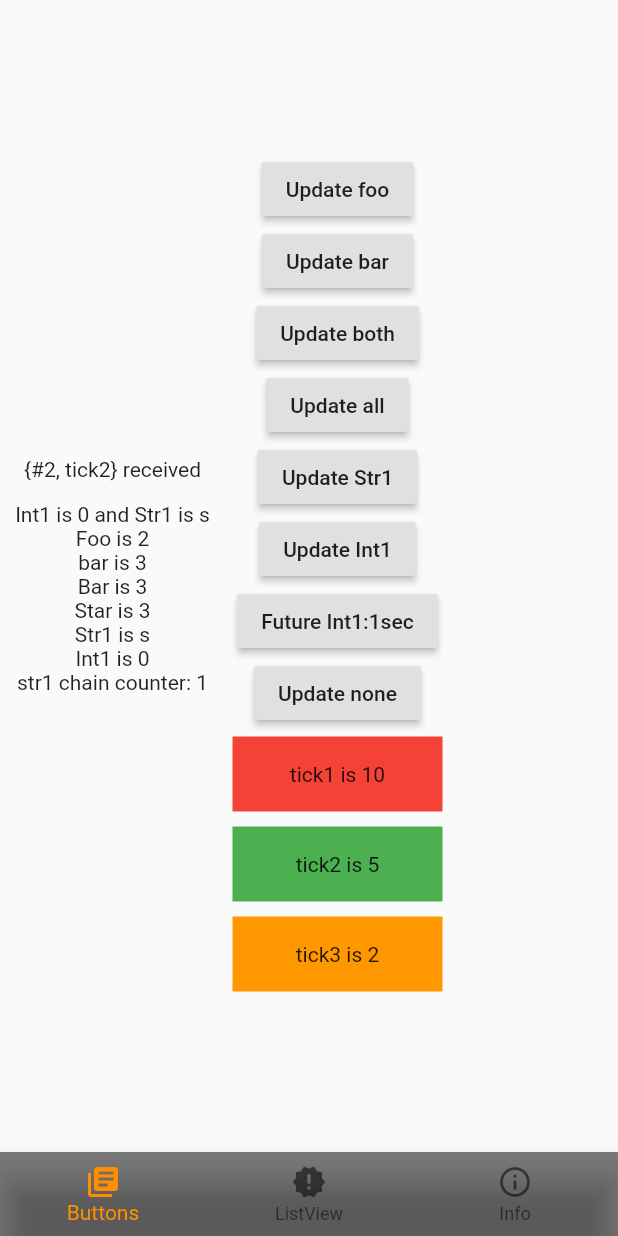
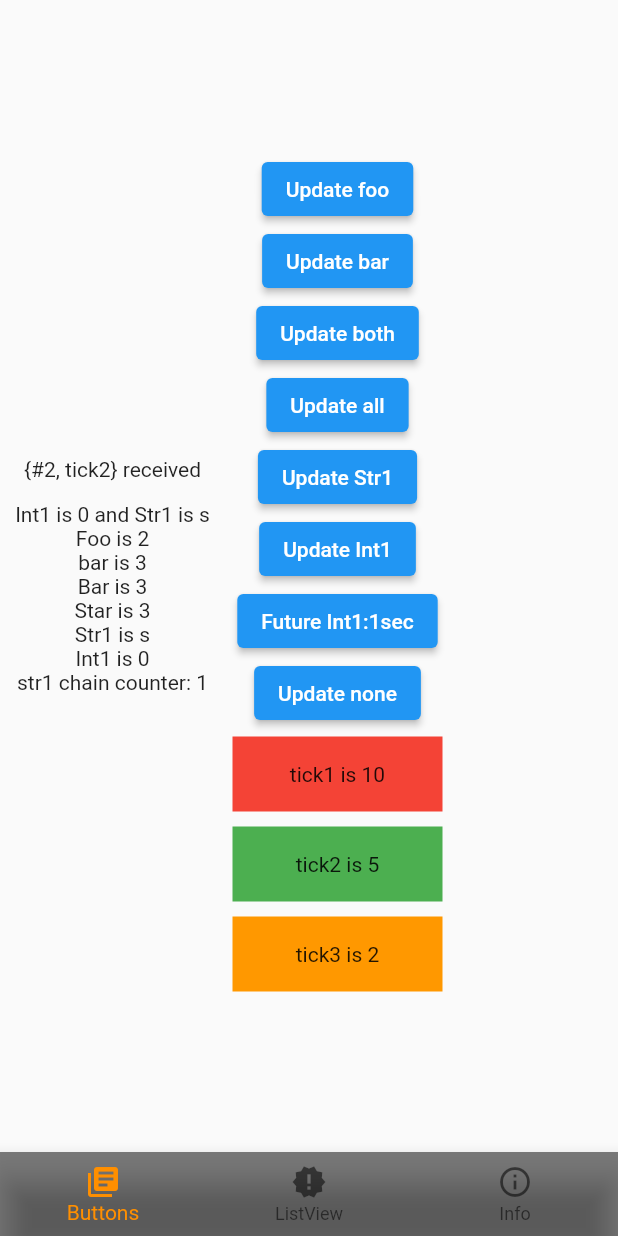
Before and after one commit to rob333/flutter_mediator, a Flutter app: the screen it shows after launch, after a tap on "Update both", on a phone screen of 412 x 824 dp. Run offline on Flutter 3.47's test engine with Material 2 defaults, Android fonts, the phone set to English and light mode, and no system bars; our stand-ins replace flutter_i18n.

Commit message:
Null safety support

```diff
--- a/example/lib/main.dart
+++ b/example/lib/main.dart
@@ -1,7 +1,7 @@
 import 'package:flutter/material.dart';
-// import 'package:flutter_i18n/flutter_i18n.dart';
-// import 'package:flutter_i18n/loaders/decoders/json_decode_strategy.dart';
-// import 'package:flutter_localizations/flutter_localizations.dart';
+import 'package:flutter_i18n/flutter_i18n.dart';
+import 'package:flutter_i18n/loaders/decoders/json_decode_strategy.dart';
+import 'package:flutter_localizations/flutter_localizations.dart';
 import 'package:flutter_mediator/mediator.dart';
 
 import 'models/list_model.dart';
@@ -49,23 +49,23 @@ class MyApp extends StatelessWidget {
         selectedIndex: 0,
       ),
       // add flutter_i18n support
-      // localizationsDelegates: [
-      //   FlutterI18nDelegate(
-      //     translationLoader: FileTranslationLoader(
-      //       // forcedLocale: ,
-      //       // useCountryCode: true,
-      //       // fallbackFile: 'en',
-      //       basePath: 'assets/flutter_i18n',
-      //       decodeStrategies: [JsonDecodeStrategy()],
-      //     ),
-      //     missingTranslationHandler: (key, locale) {
-      //       print(
-      //           '--- Missing Key: $key, languageCode: ${locale.languageCode}');
-      //     },
-      //   ),
-      //   GlobalMaterialLocalizations.delegate,
-      //   GlobalWidgetsLocalizations.delegate,
-      // ],
+      localizationsDelegates: [
+        FlutterI18nDelegate(
+          translationLoader: FileTranslationLoader(
+            // forcedLocale: ,
+            // useCountryCode: true,
+            // fallbackFile: 'en',
+            basePath: 'assets/flutter_i18n',
+            decodeStrategies: [JsonDecodeStrategy()],
+          ),
+          missingTranslationHandler: (key, locale) {
+            print(
+                '--- Missing Key: $key, languageCode: ${locale!.languageCode}');
+          },
+        ),
+        GlobalMaterialLocalizations.delegate,
+        GlobalWidgetsLocalizations.delegate,
+      ],
     );
   }
 }
@@ -263,7 +263,7 @@ Widget chainReactSubscriber() {
 //* Controller example
 Widget fooController() {
   return Controller<MyModel>(
-    create: (context, model) => RaisedButton(
+    create: (context, model) => ElevatedButton(
       child: const Text('Update foo'),
       onPressed: () => model.foo++,
     ),
@@ -273,7 +273,7 @@ Widget fooController() {
 //* Controller example, using fat arrow expression
 Widget barController() {
   return Controller<MyModel>(
-    create: (context, model) => RaisedButton(
+    create: (context, model) => ElevatedButton(
       child: const Text('Update bar'),
       onPressed: () => model.bar++,
     ),
@@ -283,7 +283,7 @@ Widget barController() {
 //* Controller example, update two variables.
 Widget bothController() {
   return Controller<MyModel>(
-    create: (context, model) => RaisedButton(
+    create: (context, model) => ElevatedButton(
       child: const Text('Update both'),
       onPressed: () => model.increaseBoth(),
     ),
@@ -293,7 +293,7 @@ Widget bothController() {
 //* Controller example, update all variables.
 Widget allController() {
   return Controller<MyModel>(
-    create: (context, model) => RaisedButton(
+    create: (context, model) => ElevatedButton(
       child: const Text('Update all'),
       onPressed: () => model.increaseAll(),
     ),
@@ -302,7 +302,7 @@ Widget allController() {
 
 Widget str1Controller() {
   return Controller<MyModel>(
-    create: (context, model) => RaisedButton(
+    create: (context, model) => ElevatedButton(
       child: const Text('Update Str1'),
       onPressed: () => model.updateStr1(),
     ),
@@ -311,7 +311,7 @@ Widget str1Controller() {
 
 Widget int1Controller() {
   return Controller<MyModel>(
-    create: (context, model) => RaisedButton(
+    create: (context, model) => ElevatedButton(
       child: const Text('Update Int1'),
       onPressed: () => model.updateInt1(),
     ),
@@ -320,7 +320,7 @@ Widget int1Controller() {
 
 Widget futureController() {
   return Controller<MyModel>(
-    create: (context, model) => RaisedButton(
+    create: (context, model) => ElevatedButton(
       child: const Text('Future Int1:1sec'),
       onPressed: () => model.futureInt1(),
     ),
@@ -329,7 +329,7 @@ Widget futureController() {
 
 Widget noController() {
   return Controller<MyModel>(
-    create: (context, model) => RaisedButton(
+    create: (context, model) => ElevatedButton(
       child: const Text('Update none'),
       onPressed: () => model.updateNone(),
     ),
--- a/example/lib/models/list_model.dart
+++ b/example/lib/models/list_model.dart
@@ -3,7 +3,6 @@ import 'dart:math';
 
 import 'package:flutter/material.dart';
 import 'package:flutter/widgets.dart';
-// import 'package:flutter_i18n/flutter_i18n.dart';
 import 'package:flutter_mediator/mediator.dart';
 
 //* aspect enum
@@ -31,7 +30,7 @@ class ListModel extends Pub {
     resetTimer();
   }
 
-  // `.rx` make the var automatically rebuild the widget when updated
+  // `.rx` make the var automatically rebuild related widgets when updating.
   final /*List<ListItem>*/ data = <ListItem>[].rx;
   final int updateMs;
   Timer? updateTimer;
@@ -43,7 +42,7 @@ class ListModel extends Pub {
     final color = itemColors[Random().nextInt(itemColors.length)];
     if (data.length >= MaxItems) data.clear();
 
-    data.add(ListItem(itemName, units, color)); // automatically update widgets
+    data.add(ListItem(itemName, units, color)); // automatically rebuild widgets
   }
 
   int getTotalUnits() {
@@ -67,16 +66,6 @@ class ListModel extends Pub {
       updateTimer = null;
     }
   }
-
-  // //* locale section
-  // var locale = 'en'.rx;
-  // Future<void> changeLocale(BuildContext context, String countryCode) async {
-  //   final loc = Locale(countryCode);
-  //   await FlutterI18n.refresh(context, loc);
-  //   locale.value = countryCode;
-  //   // locale is a rx variable, will rebuild related widget whenever updates.
-  // }
-  // //! end locale section
 
   //* View Map:
   void addSub(Object o, CreatorFn<ListModel> sub) => regSub<ListModel>(o, sub);
--- a/example/lib/pages/info_page.dart
+++ b/example/lib/pages/info_page.dart
@@ -1,7 +1,7 @@
 import 'package:flutter/material.dart';
 import 'package:flutter/widgets.dart';
 import 'package:flutter_mediator/mediator.dart';
-// import 'package:flutter_mediator_example/models/setting_model.dart';
+import 'package:flutter_mediator_example/models/setting_model.dart';
 
 import '../models/list_model.dart';
 import '../models/my_model.dart';
@@ -27,8 +27,8 @@ Widget infoPage() {
           mainAxisAlignment: MainAxisAlignment.start,
           crossAxisAlignment: CrossAxisAlignment.start,
           children: const [
-            // RadioGroup(),
-            // LocalePanel(),
+            RadioGroup(),
+            LocalePanel(),
           ],
         ),
       ],
@@ -36,11 +36,10 @@ Widget infoPage() {
   );
 }
 
-/*
 class LocalePanel extends StatelessWidget {
   const LocalePanel({Key? key}) : super(key: key);
 
-  Widget txt(BuildContext context, String name) {
+  Widget txt(String name) {
     return SizedBox(
       width: 250,
       child: Row(
@@ -58,12 +57,11 @@ class LocalePanel extends StatelessWidget {
     return Column(
       mainAxisAlignment: MainAxisAlignment.start,
       children: [
-        for (final name in names) txt(context, name),
+        for (final name in names) txt(name),
       ],
     );
   }
 }
-*/
 
 class InfoPanel extends StatelessWidget {
   const InfoPanel({Key? key}) : super(key: key);
@@ -93,7 +91,6 @@ class InfoPanel extends StatelessWidget {
   }
 }
 
-/*
 final names = [
   'Aarron',
   'Josh',
@@ -138,13 +135,13 @@ class _RadioGroupState extends State<RadioGroup> {
     '한국어',
   ];
 
-  // Future<void> _handleRadioValueChange1(String value) async {
-  //   final model = Pub.model<Setting>();
-  //   await model.changeLocale(context, value);
-  //   setState(() {
-  //     // model.locale.value = value; // in model.changeLocale
-  //   });
-  // }
+  Future<void> _handleRadioValueChange1(String? value) async {
+    final model = Pub.model<Setting>();
+    await model.changeLocale(context, value!);
+    setState(() {
+      // model.locale.value = value; // in model.changeLocale
+    });
+  }
 
   @override
   Widget build(BuildContext context) {
@@ -179,4 +176,3 @@ class _RadioGroupState extends State<RadioGroup> {
     );
   }
 }
-*/
--- a/example/lib/vscode_snippets.json
+++ b/example/lib/vscode_snippets.json
@@ -4,7 +4,7 @@
     "body": [
       "Widget $1Controller() {",
       "  return Controller<${2:Model}>(",
-      "    create: (context, model) => RaisedButton(",
+      "    create: (context, model) => ElevatedButton(",
       "      child: const Text('$3'),",
       "      onPressed: () => model.${4:modelVar},",
       "    ),",
@@ -136,7 +136,7 @@
       "    });",
       "",
       "    addCon('', (context, model) {",
-      "      // return RaisedButton(child: const Text('Update foo'),",
+      "      // return ElevatedButton(child: const Text('Update foo'),",
       "      //   onPressed: () => model.increaseFoo(),);",
       "    });",
       "",
--- a/example/lib/widgets/widget_extension.dart
+++ b/example/lib/widgets/widget_extension.dart
@@ -32,8 +32,8 @@ extension WidgetModifier on Widget {
     );
   }
 
-  Widget raisedButton({required VoidCallback? onPressed}) {
-    return RaisedButton(
+  Widget elevatedButton({required VoidCallback? onPressed}) {
+    return ElevatedButton(
       onPressed: onPressed,
       child: this,
     );
--- a/lib/mediator/subscriber.dart
+++ b/lib/mediator/subscriber.dart
@@ -50,7 +50,7 @@ class Subscriber<Model extends Pub> extends StatelessWidget {
 
       // enable automatic add static rx aspects to rx aspects - by getter
       RxImpl.enableCollectAspect(widgetAspects);
-      // any rx variable used inside the create method will automatically rebuild the widget when updated
+      // any rx variable used inside the create method will automatically rebuild related widgets when updating
       final widget = create(context, model);
       // disable automatic add static rx aspects to rx aspects - by getter
       RxImpl.disableCollectAspect();
--- a/pubspec.yaml
+++ b/pubspec.yaml
@@ -1,11 +1,11 @@
 name: flutter_mediator
 description: Flutter mediator is a state management package base on the InheritedModel with automatic aspect management to make them simpler, easier, and intuitive to use.
-version: 2.0.0-nullsafety.0
+version: 2.0.0
 homepage: https://github.com/rob333/flutter_mediator
 
 environment:
-  sdk: ">=2.12.0-0 <3.0.0"
-  flutter: ">=1.17.0 <2.0.0"
+  sdk: ">=2.12.0 <3.0.0"
+  flutter: ">=1.17.0"
 
 dependencies:
   flutter:
```
Also changed, not shown: example/lib/models/my_model.dart (+16 -17 lines), example/lib/models/setting_model.dart (+27 -27 lines), example/pubspec.yaml (+5 -7 lines), 3 other files.
